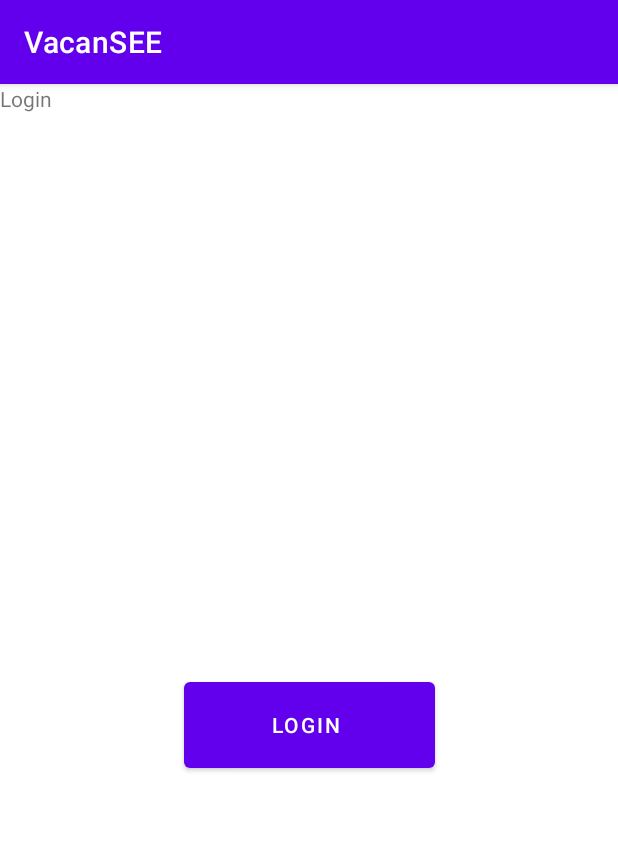
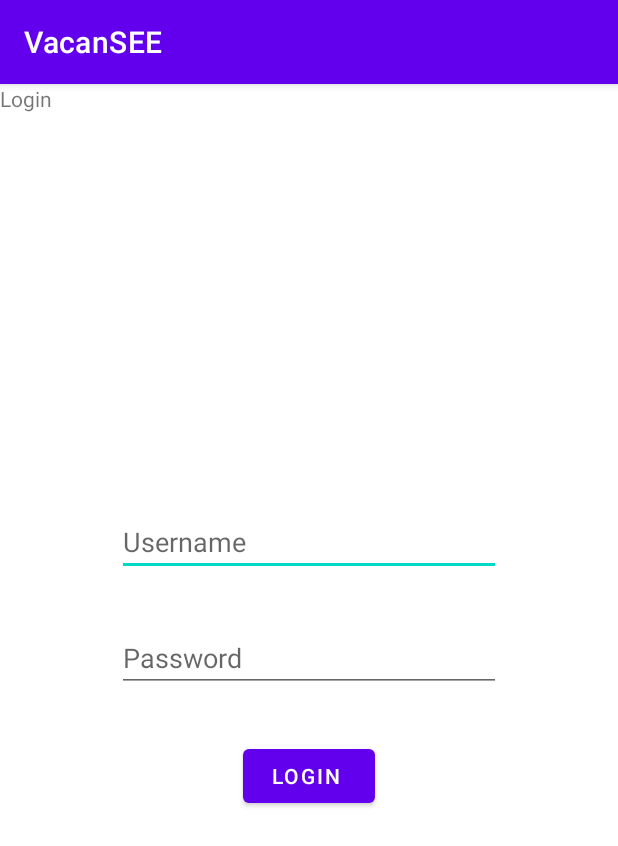
Before and after one commit to kocetomad/PMT-Job_Search_app, an Android app: the screen it shows after launch (MainActivity), on a phone screen of 412 x 824 dp. Shown: the top 846 px of the screen. Run offline under Robolectric (Android 15) with nearby library versions, the phone set to English and light mode, and no system bars.

Commit message:
fixed backdrop expansion. tweaked app rotation. added login form.

```diff
--- a/app/src/main/AndroidManifest.xml
+++ b/app/src/main/AndroidManifest.xml
@@ -10,8 +10,9 @@
         android:icon="@mipmap/ic_launcher"
         android:label="@string/app_name"
         android:roundIcon="@mipmap/ic_launcher_round"
-        android:supportsRtl="true"
-        android:theme="@style/Theme.VacanSEE">
+        android:supportsRtl="false"
+        android:theme="@style/Theme.VacanSEE"
+        android:screenOrientation="sensorPortrait">
 
         <activity android:name=".MainActivity">
             <intent-filter>
--- a/app/src/main/java/com/punchy/pmt/vacansee/JobsFragment.kt
+++ b/app/src/main/java/com/punchy/pmt/vacansee/JobsFragment.kt
@@ -5,7 +5,9 @@ import androidx.fragment.app.Fragment
 import android.view.LayoutInflater
 import android.view.View
 import android.view.ViewGroup
+import android.widget.LinearLayout
 import androidx.appcompat.app.AppCompatActivity
+import com.google.android.material.bottomsheet.BottomSheetBehavior
 
 // TODO: Rename parameter arguments, choose names that match
 // the fragment initialization parameters, e.g. ARG_ITEM_NUMBER
@@ -43,12 +45,10 @@ class JobsFragment : Fragment() {
     ): View? {
         val jobsView: View = inflater.inflate(R.layout.fragment_jobs, container, false)
 
-        // val backdropView = findViewById<LinearLayout>(R.id.backdropView)
-        // val backdropSheetBehavior = BottomSheetBehavior.from(backdropView)
+        val backdropView = jobsView.findViewById<LinearLayout>(R.id.backdropView)
+        val backdropSheetBehavior = BottomSheetBehavior.from(backdropView)
 
-        /* to toggle the backdrop state use either
-        backdropSheetBehavior.state == BottomSheetBehavior.STATE_COLLAPSED
-        or backdropSheetBehavior.state == BottomSheetBehavior.STATE_EXPANDED */
+        backdropSheetBehavior.state = BottomSheetBehavior.STATE_EXPANDED
 
         // Inflate the layout for this fragment
         return jobsView
--- a/app/src/main/res/layout/fragment_login.xml
+++ b/app/src/main/res/layout/fragment_login.xml
@@ -14,19 +14,47 @@
         <TextView
             android:id="@+id/textView"
             android:layout_width="match_parent"
-            android:layout_height="match_parent"
-            android:text="Login" />
+            android:layout_height="wrap_content"
+            android:text="Login"
+            app:layout_constraintTop_toTopOf="parent"
+            tools:layout_editor_absoluteX="80dp" />
 
-        <Button
-            android:id="@+id/loginButton"
-            android:layout_width="167dp"
-            android:layout_height="69dp"
-            android:text="Login "
-            app:layout_constraintBottom_toBottomOf="@+id/textView"
+        <LinearLayout
+            android:layout_width="wrap_content"
+            android:layout_height="wrap_content"
+            android:gravity="center_horizontal"
+            android:orientation="vertical"
+            app:layout_constraintBottom_toBottomOf="parent"
             app:layout_constraintEnd_toEndOf="parent"
             app:layout_constraintStart_toStartOf="parent"
-            app:layout_constraintTop_toTopOf="parent"
-            app:layout_constraintVertical_bias="0.562" />
+            app:layout_constraintTop_toTopOf="parent">
+
+            <EditText
+                android:id="@+id/usernameBox"
+                android:layout_width="wrap_content"
+                android:layout_height="wrap_content"
+                android:layout_marginBottom="16dp"
+                android:ems="12"
+                android:hint="Username"
+                android:inputType="textPersonName" />
+
+            <EditText
+                android:id="@+id/passwordBox"
+                android:layout_width="wrap_content"
+                android:layout_height="wrap_content"
+                android:layout_marginVertical="16dp"
+                android:ems="12"
+                android:hint="Password"
+                android:inputType="textPassword" />
+
+            <Button
+                android:id="@+id/loginButton"
+                android:layout_width="wrap_content"
+                android:layout_height="wrap_content"
+                android:layout_marginTop="16dp"
+                android:text="Login " />
+        </LinearLayout>
+
     </androidx.constraintlayout.widget.ConstraintLayout>
 
 </FrameLayout>
```
